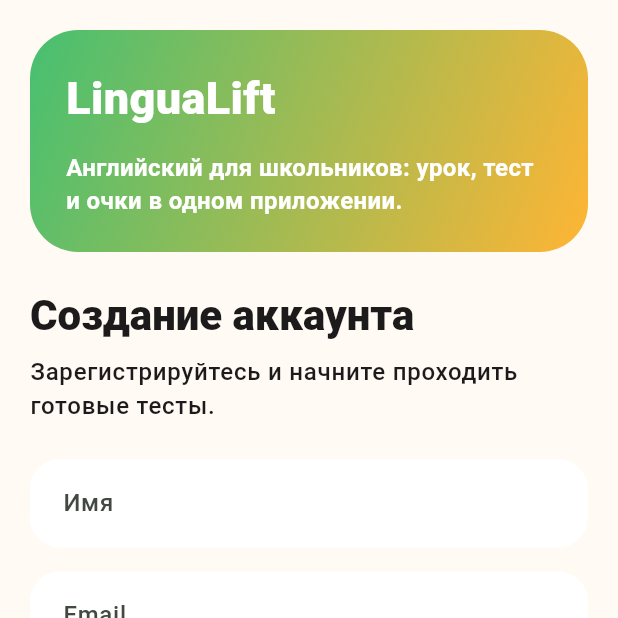
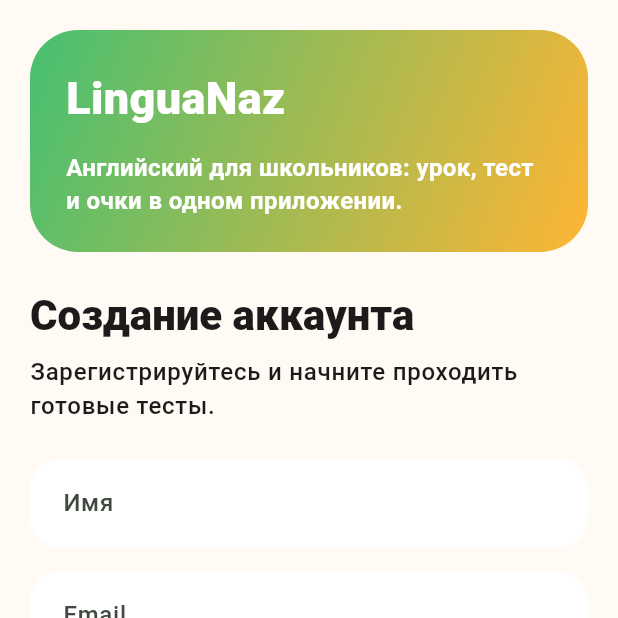
Before and after one commit to diasalmakhan2/diploma, a Flutter app: the screen it shows after launch, on a phone screen of 412 x 824 dp, the top half of it. Run offline on Flutter 3.47's test engine with Material 3 defaults, Android fonts, the phone set to English and light mode, and no system bars; our stand-ins replace shared_preferences, video_player; accounts and stored records are empty.

Commit message:
Linguanaz

```diff
--- a/lib/screens/auth_screen.dart
+++ b/lib/screens/auth_screen.dart
@@ -95,7 +95,7 @@ class _AuthScreenState extends State<AuthScreen> {
                           crossAxisAlignment: CrossAxisAlignment.start,
                           children: [
                             Text(
-                              'LinguaLift',
+                              'LinguaNaz',
                               style: TextStyle(
                                 color: Colors.white,
                                 fontSize: 30,
```
